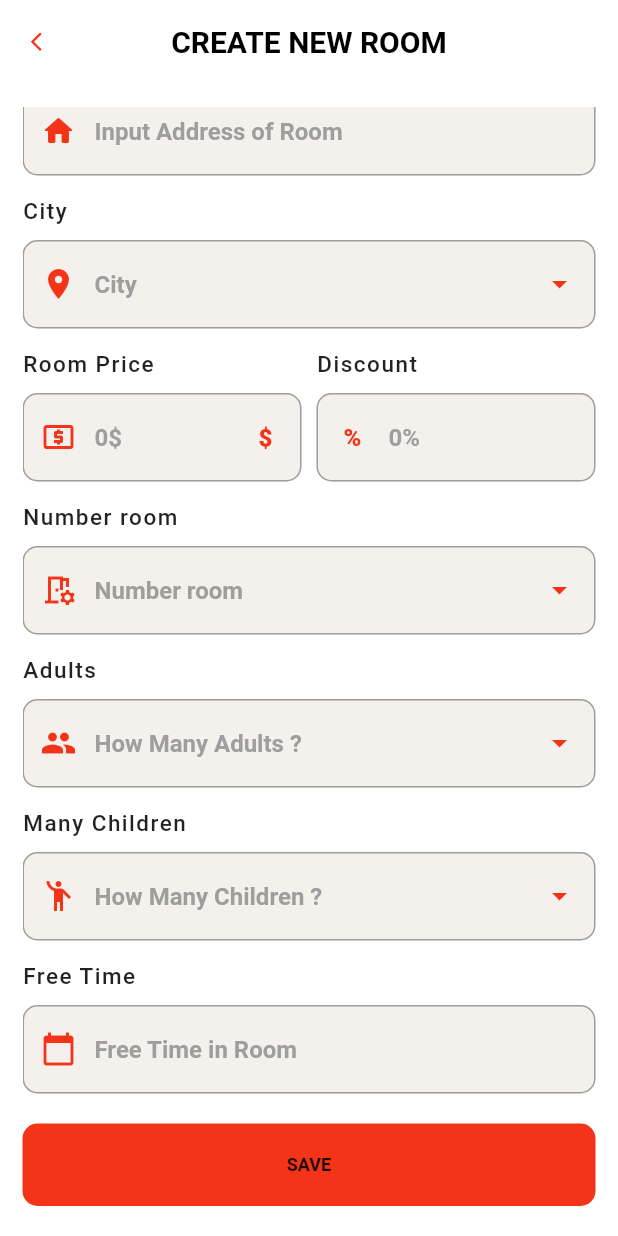
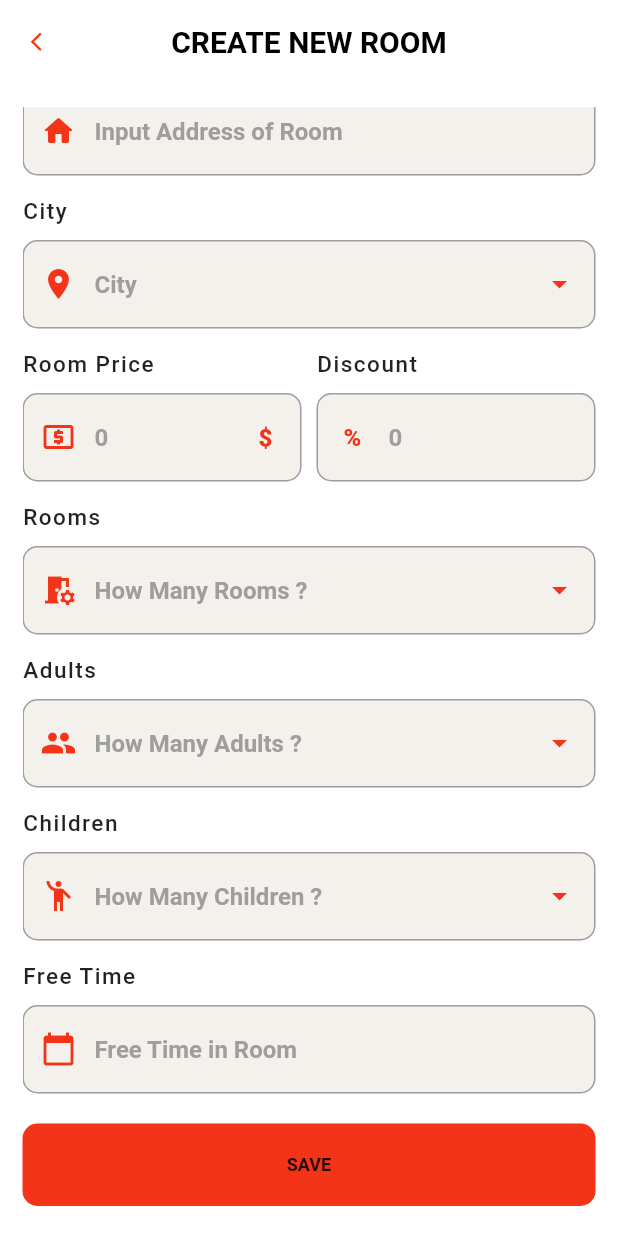
Before and after one commit to npst6/flutter_booking_mobile_app, a Flutter app: the NewRoom screen opened directly, scrolled down 512 dp, on a phone screen of 412 x 824 dp. Run offline on Flutter 3.47's test engine with Material 2 defaults, Android fonts, the phone set to English and light mode, and no system bars; our stand-ins replace cloud_firestore, firebase_auth, firebase_core, firebase_storage, flutter_svg, fluttertoast and 3 more; missing offline and left inert: date_range_picker; accounts and stored records are empty; network calls fail.

Commit message:
Chang icon, fix some thing

```diff
--- a/lib/app/home/home_screen.dart
+++ b/lib/app/home/home_screen.dart
@@ -105,7 +105,7 @@ class _HomeScreenState extends State<HomeScreen> {
             children: [
               Padding(
                 ///Container padding
-                padding: const EdgeInsets.fromLTRB(30, 50, 15, 10),
+                padding: const EdgeInsets.fromLTRB(20, 45, 10, 10),
 
                 child: Container(
                   ///Container height
--- a/lib/app/my_home_stay/new_room.dart
+++ b/lib/app/my_home_stay/new_room.dart
@@ -280,7 +280,7 @@ int numberRoom;
                       ///prefixIcon
                       prefixIcon: Icon(
                         ///Icon
-                        Icons.edit,
+                        Icons.home_work,
 
                         ///Icon color
                         color: AppColors.primaryColor,
@@ -447,7 +447,7 @@ int numberRoom;
                                 controller: controllerPrice,
 
                                 ///Hint text
-                                hintText: "0\$",
+                                hintText: "0",
 
                                 ///Check empty data
                                 funcValidation: ValidateData.validEmpty,
@@ -521,7 +521,7 @@ int numberRoom;
                                 controller: controllerDiscountPercent,
 
                                 ///Hint text
-                                hintText: "0%",
+                                hintText: "0",
 
                                 ///Check empty data
                                 funcValidation: ValidateData.validEmpty,
@@ -562,7 +562,7 @@ int numberRoom;
                     ),
                     Text(
                       ///Price
-                      "Number room",
+                      "Rooms",
                       style: TextStyle(
                         ///Text size
                         fontSize: 15,
@@ -579,7 +579,7 @@ int numberRoom;
                     ),
                     TextFieldChoose(
                       ///Icon
-                      iconData: Icons.room_preferences_outlined,
+                      iconData: Icons.room_preferences,
 
                       ///callBack
                       callBack: (val) {
@@ -587,7 +587,7 @@ int numberRoom;
                       },
 
                       ///Hint text
-                      hintText: "Number room",
+                      hintText: "How Many Rooms ?",
 
                       ///items
                       items: [
@@ -657,7 +657,7 @@ int numberRoom;
 
                     Text(
                       ///Price
-                      "Many Children",
+                      "Children",
                       style: TextStyle(
                         ///Text size
                         fontSize: 15,
--- a/lib/app/profile/profile_screen.dart
+++ b/lib/app/profile/profile_screen.dart
@@ -458,14 +458,14 @@ class _ProfileScreenState extends State<ProfileScreen> {
 
               child: Padding(
                 ///Padding
-                padding: const EdgeInsets.all(10),
+                padding: const EdgeInsets.all(15),
 
                 child: Container(
                   ///Container height
-                  height: 35,
+                  height: 40,
 
                   ///Container width
-                  width: 35,
+                  width: 40,
 
                   decoration: BoxDecoration(
                     ///Color box
```
